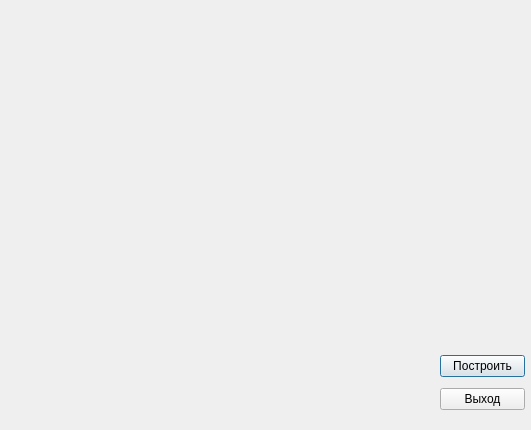
This is Practic_3/histogramm.ui in MrDzhofik/OOP-C-BMSTU as Qt 5 draws it before an edit. The edited form follows.
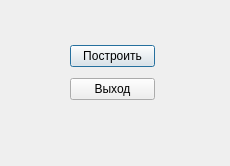
This is the edited form.

Diff of the .ui file:
```diff
--- a/Practic_3/histogramm.ui
+++ b/Practic_3/histogramm.ui
@@ -6,8 +6,8 @@
    <rect>
     <x>0</x>
     <y>0</y>
-    <width>531</width>
-    <height>430</height>
+    <width>230</width>
+    <height>166</height>
    </rect>
   </property>
   <property name="windowTitle">
@@ -16,8 +16,8 @@
   <widget class="QWidget" name="layoutWidget">
    <property name="geometry">
     <rect>
-     <x>440</x>
-     <y>350</y>
+     <x>70</x>
+     <y>40</y>
      <width>85</width>
      <height>67</height>
     </rect>
@@ -50,17 +50,6 @@
    </property>
    <layout class="QVBoxLayout" name="verticalLayout_2"/>
   </widget>
-  <widget class="QWidget" name="verticalLayoutWidget_2">
-   <property name="geometry">
-    <rect>
-     <x>10</x>
-     <y>10</y>
-     <width>421</width>
-     <height>411</height>
-    </rect>
-   </property>
-   <layout class="QVBoxLayout" name="ChartLayout"/>
-  </widget>
  </widget>
  <resources/>
  <connections>
```
